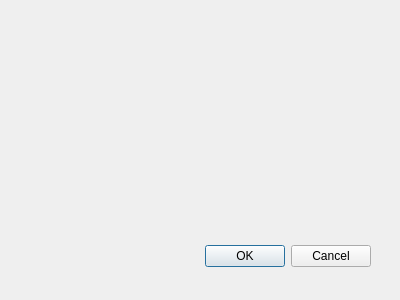
Old version of the form src/ptrackUi/PTrackPreferencesDialogBase.ui in the repository imgos/ptrack.
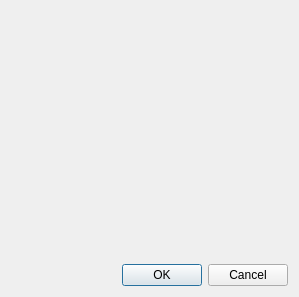
New version of the form.

```diff
--- a/src/ptrackUi/PTrackPreferencesDialogBase.ui
+++ b/src/ptrackUi/PTrackPreferencesDialogBase.ui
@@ -6,22 +6,31 @@
    <rect>
     <x>0</x>
     <y>0</y>
-    <width>400</width>
-    <height>300</height>
+    <width>299</width>
+    <height>297</height>
    </rect>
   </property>
   <property name="windowTitle">
    <string>Dialog</string>
   </property>
+  <layout class="QVBoxLayout" name="verticalLayout_2">
+   <item>
+    <layout class="QVBoxLayout" name="verticalLayout">
+     <item>
+      <spacer name="verticalSpacer">
+       <property name="orientation">
+        <enum>Qt::Vertical</enum>
+       </property>
+       <property name="sizeHint" stdset="0">
+        <size>
+         <width>20</width>
+         <height>40</height>
+        </size>
+       </property>
+      </spacer>
+     </item>
+     <item>
   <widget class="QDialogButtonBox" name="buttonBox">
-   <property name="geometry">
-    <rect>
-     <x>30</x>
-     <y>240</y>
-     <width>341</width>
-     <height>32</height>
-    </rect>
-   </property>
    <property name="orientation">
     <enum>Qt::Horizontal</enum>
    </property>
@@ -29,6 +38,10 @@
     <set>QDialogButtonBox::Cancel|QDialogButtonBox::Ok</set>
    </property>
   </widget>
+     </item>
+    </layout>
+   </item>
+  </layout>
  </widget>
  <resources/>
  <connections>
```
Left out of the diff: 2 changed lines with no effect on the pictures. Lines whose indentation alone changed are shown as unchanged.
